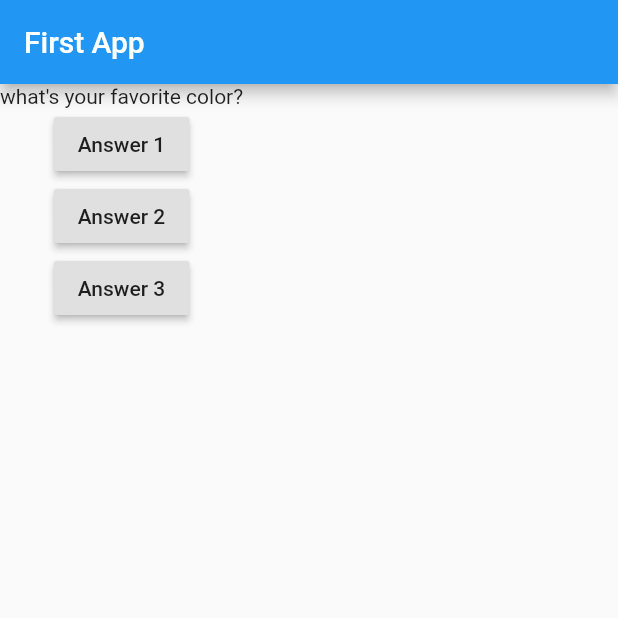
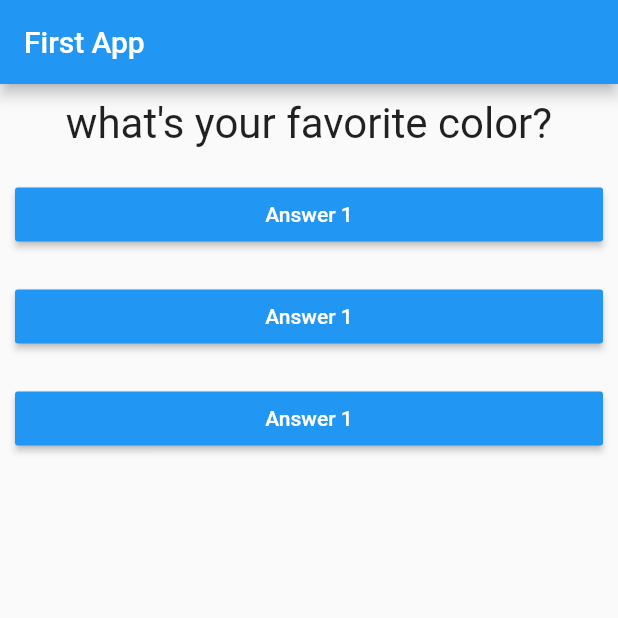
Before and after one commit to mik237/sample_flutter_app, a Flutter app: the screen it shows after launch, on a phone screen of 412 x 824 dp, the top half of it. Run offline on Flutter 3.47's test engine with Material 2 defaults, Android fonts, the phone set to English and light mode, and no system bars.

Commit message:
Answer widget added. Callback funtion introduced.

```diff
--- /dev/null
+++ b/lib/answer.dart
@@ -0,0 +1,25 @@
+import 'package:flutter/material.dart';
+
+class Answer extends StatelessWidget {
+  final VoidCallback answerCallback;
+
+  Answer(this.answerCallback);
+
+  @override
+  Widget build(BuildContext context) {
+    return Container(
+      margin: EdgeInsets.all(10),
+      width: double.infinity,
+      child: RaisedButton(
+        color: Colors.blue,
+        onPressed: answerCallback,
+        child: Text(
+          'Answer 1',
+          style: TextStyle(
+            color: Colors.white,
+          ),
+        ),
+      ),
+    );
+  }
+}
--- a/lib/main.dart
+++ b/lib/main.dart
@@ -1,4 +1,7 @@
 import 'package:flutter/material.dart';
+import 'package:flutter_app/answer.dart';
+
+import './question.dart';
 
 void main() => runApp(MyApp());
 
@@ -8,7 +11,6 @@ class MyApp extends StatefulWidget {
 }
 
 class _MyAppState extends State<MyApp> {
-
   var _questionIndex = 0;
   var questions = [
     'what\'s your favorite color?',
@@ -29,21 +31,18 @@ class _MyAppState extends State<MyApp> {
         ),
         body: Column(
           children: [
-            Text(questions[_questionIndex]),
-            RaisedButton(
-              onPressed: answerQuestions,
-              child: Text('Answer 1'),
+            Question(
+              questions[_questionIndex],
             ),
-            RaisedButton(
-              onPressed: () => print('Answer to Question 2'),
-              child: Text('Answer 2'),
+            Answer(
+              answerQuestions,
             ),
-            RaisedButton(
-              onPressed: () {
-                print('Answer to Question 3');
-              },
-              child: Text('Answer 3'),
-            )
+            Answer(
+              answerQuestions,
+            ),
+            Answer(
+              answerQuestions,
+            ),
           ],
         ),
       ),
--- /dev/null
+++ b/lib/question.dart
@@ -0,0 +1,22 @@
+import 'package:flutter/material.dart';
+
+class Question extends StatelessWidget {
+  final String questionText;
+
+  Question(this.questionText);
+
+  @override
+  Widget build(BuildContext context) {
+    return Container(
+      margin: EdgeInsets.all(10),
+      width: double.infinity,
+      child: Text(
+        questionText,
+        style: TextStyle(
+          fontSize: 28,
+        ),
+        textAlign: TextAlign.center,
+      ),
+    );
+  }
+}
```
